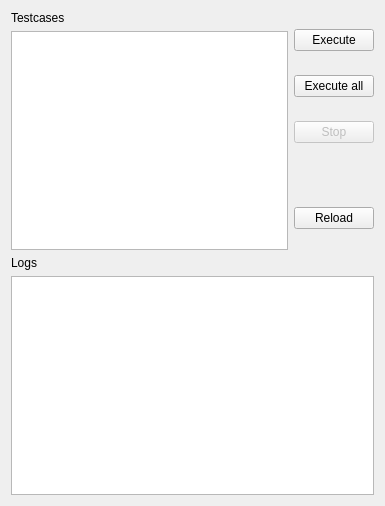
This is gui.ui in PokerMakyo/TestSuite as Qt 5 draws it before an edit. The edited form follows.
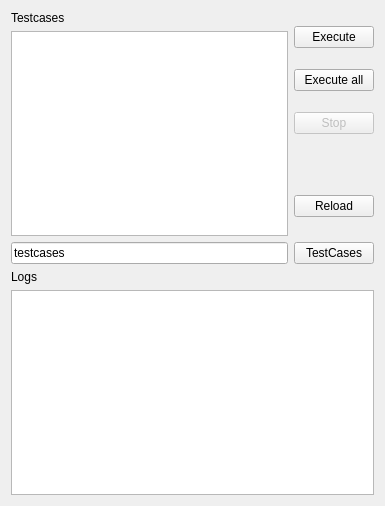
This is the edited form.

Commit message: added possibility to choose testcases directory

Diff of the .ui file:
```diff
--- a/gui.ui
+++ b/gui.ui
@@ -14,6 +14,24 @@
    <string>TestSuite</string>
   </property>
   <layout class="QGridLayout" name="gridLayout">
+   <item row="2" column="0">
+    <layout class="QHBoxLayout" name="horizontalLayout_3">
+     <item>
+      <widget class="QLineEdit" name="directory">
+       <property name="text">
+        <string>testcases</string>
+       </property>
+      </widget>
+     </item>
+     <item>
+      <widget class="QPushButton" name="get_directory">
+       <property name="text">
+        <string>TestCases</string>
+       </property>
+      </widget>
+     </item>
+    </layout>
+   </item>
    <item row="0" column="0">
     <layout class="QHBoxLayout" name="horizontalLayout">
      <item>
@@ -96,7 +114,7 @@
      </item>
     </layout>
    </item>
-   <item row="1" column="0">
+   <item row="5" column="0">
     <layout class="QVBoxLayout" name="verticalLayout_4">
      <item>
       <widget class="QLabel" name="label">
```
Left out of the diff: 17 changed lines with no effect on the pictures. The commit also changes 1 other file.
